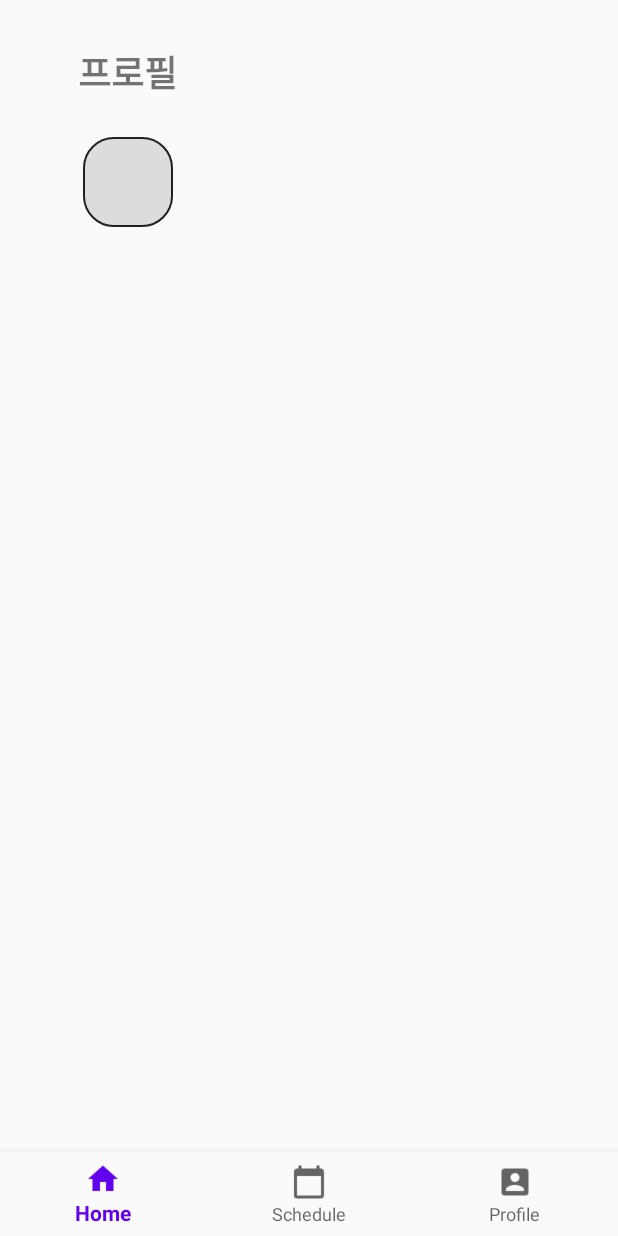
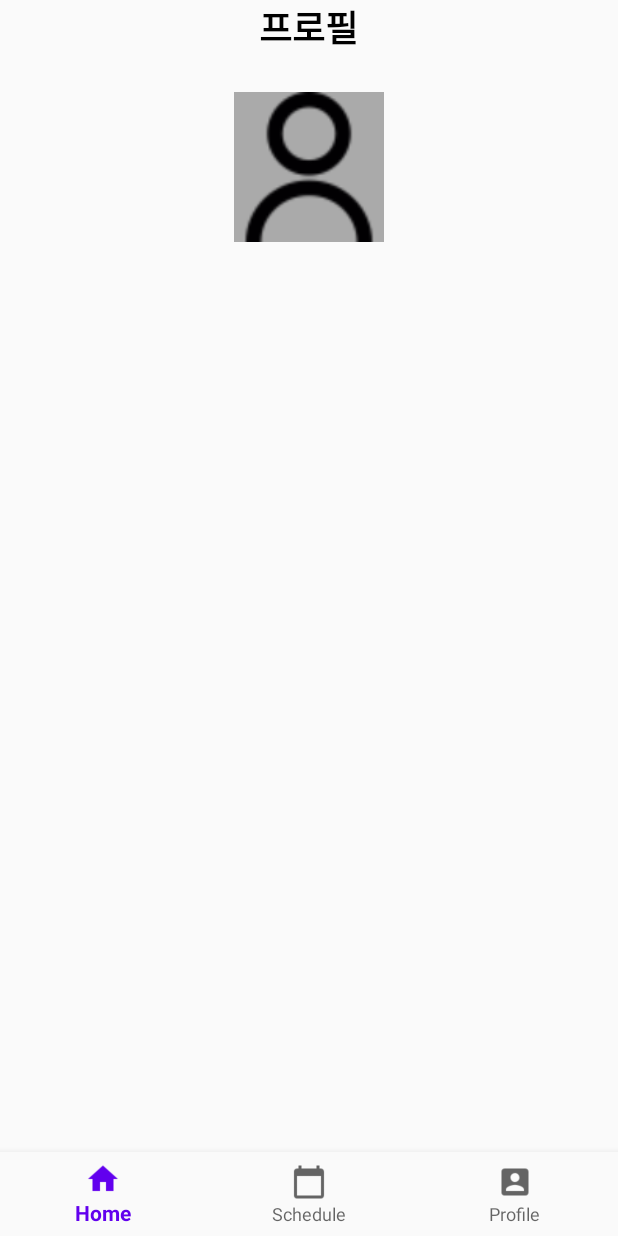
Before and after one commit to Maeily/Maeily_Mobile, an Android app: the fragment ProfileFragment placed in its activity, on a phone screen of 412 x 824 dp. Run offline under Robolectric (Android 15) with nearby library versions, the phone set to English and light mode, and no system bars; libraries missing offline, so code that uses them is left out: com.prolificinteractive.materialcalendarview; 1 statement that could not run was skipped.

Commit message:
profile에 사진을 넣을수 있다

```diff
--- a/app/src/main/AndroidManifest.xml
+++ b/app/src/main/AndroidManifest.xml
@@ -1,6 +1,8 @@
 <?xml version="1.0" encoding="utf-8"?>
 <manifest xmlns:android="http://schemas.android.com/apk/res/android"
     package="com.example.maeily_mobile">
+
+    <uses-permission android:name="android.permission.READ_EXTERNAL_STORAGE"/>
 
     <application
         android:allowBackup="true"
--- a/app/src/main/java/com/example/maeily_mobile/fragment/ProfileFragment.java
+++ b/app/src/main/java/com/example/maeily_mobile/fragment/ProfileFragment.java
@@ -1,21 +1,56 @@
 package com.example.maeily_mobile.fragment;
 
+import android.content.Intent;
+import android.graphics.Bitmap;
+import android.graphics.BitmapFactory;
+import android.net.Uri;
 import android.os.Bundle;
 
 import androidx.annotation.NonNull;
+import androidx.annotation.Nullable;
 import androidx.fragment.app.Fragment;
 
+import android.provider.MediaStore;
 import android.view.LayoutInflater;
 import android.view.View;
 import android.view.ViewGroup;
+import android.widget.ImageView;
 
 import com.example.maeily_mobile.R;
 
+import java.io.IOException;
+
 public class ProfileFragment extends Fragment {
+    ImageView imageView;
+    Bitmap bitmap;
+
     public View onCreateView(@NonNull LayoutInflater inflater,
                              @NonNull ViewGroup container, @NonNull Bundle savedInstanceState) {
         View view = inflater.inflate(R.layout.fragment_profile, container, false);
 
+        imageView = view.findViewById(R.id.profile_Iv);
+        bitmap = BitmapFactory.decodeResource(getResources(), R.drawable.user_profile);
+        imageView.setImageBitmap(bitmap);
+        imageView.setOnClickListener(new View.OnClickListener() {
+            @Override
+            public void onClick(View v) {
+                Intent intent = new Intent(Intent.ACTION_PICK, MediaStore.Images.Media.EXTERNAL_CONTENT_URI);
+                startActivityForResult(intent, 1);
+            }
+        });
+
         return view;
     }
+
+    @Override
+    public void onActivityResult(int requestCode, int resultCode, @Nullable Intent data) {
+        super.onActivityResult(requestCode, resultCode, data);
+        Uri image = data.getData();
+        try {
+            bitmap = MediaStore.Images.Media.getBitmap(getActivity().getContentResolver(), image);
+            imageView.setImageBitmap(bitmap);
+        } catch (IOException e) {
+            e.printStackTrace();
+        }
+    }
 }
--- a/app/src/main/res/drawable/profile_corners.xml
+++ b/app/src/main/res/drawable/profile_corners.xml
@@ -1,6 +1,5 @@
 <?xml version="1.0" encoding="utf-8"?>
 <shape xmlns:android="http://schemas.android.com/apk/res/android">
-    <corners android:radius="20dp" />
     <solid android:color="#dcdcdc" />
     <stroke
         android:color="#202020"
--- a/app/src/main/res/layout/fragment_profile.xml
+++ b/app/src/main/res/layout/fragment_profile.xml
@@ -1,38 +1,38 @@
 <?xml version="1.0" encoding="utf-8"?>
-<FrameLayout xmlns:android="http://schemas.android.com/apk/res/android"
+<LinearLayout xmlns:android="http://schemas.android.com/apk/res/android"
+    xmlns:app="http://schemas.android.com/apk/res-auto"
     xmlns:tools="http://schemas.android.com/tools"
     android:layout_width="match_parent"
     android:layout_height="match_parent"
     tools:context=".fragment.ProfileFragment">
 
-    <LinearLayout
-        android:layout_width="wrap_content"
-        android:layout_height="wrap_content"
-        android:orientation="vertical">
+    <androidx.constraintlayout.widget.ConstraintLayout
+        android:layout_width="match_parent"
+        android:layout_height="match_parent">
 
         <LinearLayout
             android:layout_width="wrap_content"
             android:layout_height="wrap_content"
-            android:layout_gravity="center"
-            android:layout_margin="10dp"
             android:orientation="vertical"
-            android:padding="20dp">
+            app:layout_constraintEnd_toEndOf="parent"
+            app:layout_constraintStart_toStartOf="parent"
+            tools:ignore="MissingConstraints">
 
             <TextView
                 android:layout_width="wrap_content"
                 android:layout_height="wrap_content"
                 android:layout_gravity="center"
                 android:text="프로필"
+                android:textColor="#000000"
                 android:textSize="24sp"
                 android:textStyle="bold" />
 
             <ImageView
                 android:id="@+id/profile_Iv"
-                android:layout_width="60dp"
-                android:layout_height="60dp"
-                android:layout_gravity="center"
+                android:layout_width="100dp"
+                android:layout_height="100dp"
                 android:layout_margin="25dp"
-                android:background="@drawable/profile_corners" />
+                android:background="#AAAAAA" />
         </LinearLayout>
-    </LinearLayout  >
-</FrameLayout>
+    </androidx.constraintlayout.widget.ConstraintLayout>
+</LinearLayout>
--- a/app/src/main/res/layout/recyclerviewitem.xml
+++ b/app/src/main/res/layout/recyclerviewitem.xml
@@ -2,7 +2,7 @@
 <LinearLayout
     xmlns:android="http://schemas.android.com/apk/res/android"
     android:layout_width="match_parent"
-    android:layout_height="match_parent"
+    android:layout_height="wrap_content"
     android:orientation="vertical">
 
     <LinearLayout
```
Also changed, not shown: app/src/main/res/drawable/user_profile.png (added).
